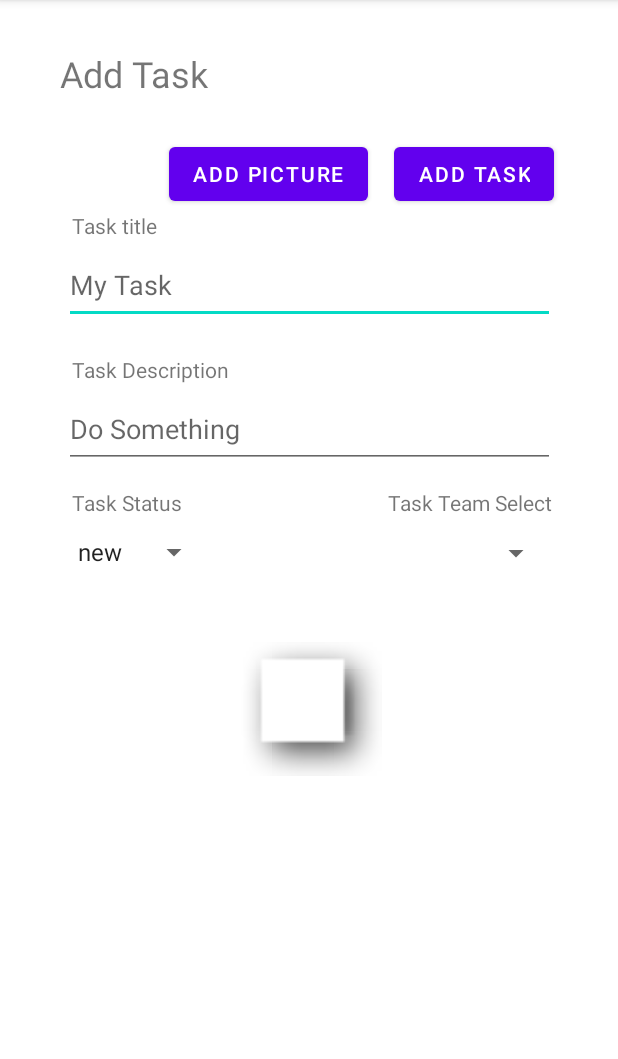
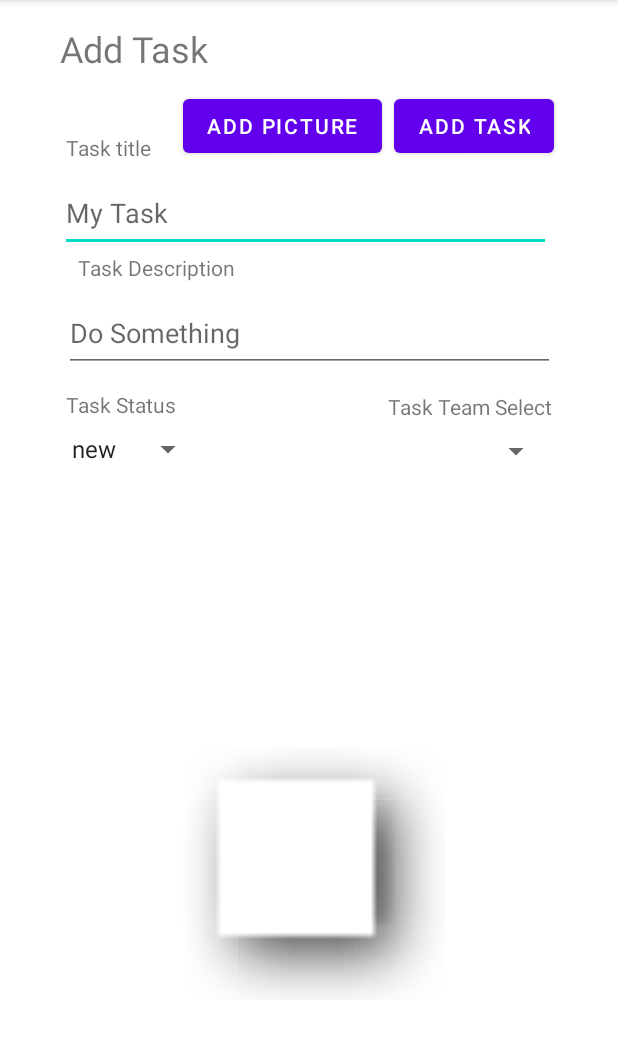
Before and after one commit to PVOBrien/taskmaster, an Android app: the AddTask screen opened directly, with no data from a screen before it, on a phone screen of 412 x 824 dp, the part 84-1143 px from its top. Run offline under Robolectric (Android 15) with nearby library versions, the phone set to English and light mode, and no system bars; our stand-ins replace Room's generated code; libraries missing offline, so code that uses them is left out: com.amazonaws.util, com.amplifyframework.analytics, com.amplifyframework.api, com.amplifyframework.core; pictures from the network do not load; 1 statement that could not run was skipped.

Commit message:
save point

```diff
--- a/app/src/main/java/com/pvobrien/github/taskmaster/AddTask.java
+++ b/app/src/main/java/com/pvobrien/github/taskmaster/AddTask.java
@@ -1,9 +1,14 @@
 package com.pvobrien.github.taskmaster;
 
+import android.Manifest;
 import android.content.Context;
 import android.content.Intent;
+import android.content.pm.PackageManager;
 import android.graphics.Bitmap;
 import android.graphics.BitmapFactory;
+import android.location.Address;
+import android.location.Geocoder;
+import android.location.Location;
 import android.net.Uri;
 import android.os.Build;
 import android.os.Bundle;
@@ -25,6 +30,7 @@ import android.widget.Toast;
 
 import androidx.annotation.RequiresApi;
 import androidx.appcompat.app.AppCompatActivity;
+import androidx.core.app.ActivityCompat;
 import androidx.room.Room;
 
 import com.amazonaws.util.IOUtils;
@@ -34,6 +40,11 @@ import com.amplifyframework.api.graphql.model.ModelQuery;
 import com.amplifyframework.core.Amplify;
 import com.amplifyframework.datastore.generated.model.Task;
 import com.amplifyframework.datastore.generated.model.Team;
+import com.google.android.gms.location.FusedLocationProviderClient;
+import com.google.android.gms.location.LocationCallback;
+import com.google.android.gms.location.LocationRequest;
+import com.google.android.gms.location.LocationResult;
+import com.google.android.gms.location.LocationServices;
 
 import java.io.File;
 import java.io.FileInputStream;
@@ -45,6 +56,8 @@ import java.io.OutputStream;
 import java.nio.file.Files;
 import java.util.ArrayList;
 import java.util.Date;
+import java.util.List;
+import java.util.Locale;
 
 public class AddTask extends AppCompatActivity {
 
@@ -53,6 +66,9 @@ public class AddTask extends AppCompatActivity {
     Handler handleCreation;
     String lastFileIUploaded;
     Uri imageFromIntent;
+    FusedLocationProviderClient fusedLocationProviderClient;
+    Location currentLocation;
+    String addressString;
 
     @Override
     protected void onCreate(Bundle savedInstanceState) {
@@ -64,6 +80,10 @@ public class AddTask extends AppCompatActivity {
 //        yourUniqueDatabase = Room.databaseBuilder(getApplicationContext(), YourUniqueDatabase.class, "taskDatabase") // this YourUniqueDatabase.class is looking for YOUR yourUniqueDatabase class name/potato.
 //                    .allowMainThreadQueries()
 //                    .build();
+
+        askForPermissionToUseLocation();
+        configureLocationServices();
+        locationRequest();
 
         Intent intent = getIntent();
         if (intent.getType() != null) { // https://www.programcreek.com/java-api-examples/?class=android.content.Intent&method=getClipData
@@ -289,4 +309,61 @@ public class AddTask extends AppCompatActivity {
         }
     }
 
+    public void askForPermissionToUseLocation() {
+        String[] permissions = {Manifest.permission.ACCESS_COARSE_LOCATION, Manifest.permission.ACCESS_FINE_LOCATION};
+        requestPermissions(permissions, 2); // Todo: add second param. What is the second param for?
+    }
+
+    public void configureLocationServices(){
+        fusedLocationProviderClient = LocationServices.getFusedLocationProviderClient(this);
+    }
+
+    public void locationRequest() { // follow along from https://github.com/mdomeck/taskmaster/blob/labe-42/app/src/main/java/com/mdomeck/taskmaster/AddTask.java Thanks to mdomeck.
+
+        LocationRequest locationRequest;
+        LocationCallback locationCallback;
+
+        locationRequest = LocationRequest.create();
+        locationRequest.setPriority(LocationRequest.PRIORITY_HIGH_ACCURACY);
+        locationRequest.setInterval(60000);
+
+        locationCallback = new LocationCallback() {
+            @Override
+            public void onLocationResult(LocationResult locationResult) {
+            if (locationResult == null) {
+                return;
+            }
+            currentLocation = locationResult.getLastLocation();
+            Log.i("Amplify.location", "This is the currentLocation: " + currentLocation.toString());
+
+            Geocoder geocoder = new Geocoder(AddTask.this, Locale.getDefault());
+            try {
+                List<Address> addresses = geocoder.getFromLocation(currentLocation.getLatitude(), currentLocation.getLongitude(), 10);
+                addressString = addresses.get(0).getAddressLine(0);
+                Log.i("Amplify.location", "Here's the address: " + addressString);
+            } catch (IOException e) {
+//              e.printStackTrace();
+            }
+            }
+        };
+
+        if (ActivityCompat.checkSelfPermission(this, Manifest.permission.ACCESS_FINE_LOCATION) != PackageManager.PERMISSION_GRANTED && ActivityCompat.checkSelfPermission(this, Manifest.permission.ACCESS_COARSE_LOCATION) != PackageManager.PERMISSION_GRANTED) {
+            Toast t = new Toast(this);
+            t.setText("Please check your permissions");
+            t.setDuration(Toast.LENGTH_LONG);
+            t.show();
+            return;
+        }
+
+        fusedLocationProviderClient.requestLocationUpdates(locationRequest, locationCallback, getMainLooper());
+    }
+
 }
+
+// public void askForLocation(){
+// locationProviderClient.getLastLocation()
+// .addonSuccessListener(location -> Log.i()
+// .addonFailureListener(error -> Log.e()
+// .addOnCanceledListener(() -> Log.e())
+// .addOnCompleteListener(complete -> Log.i
+// }
--- a/app/src/main/res/layout/add_task.xml
+++ b/app/src/main/res/layout/add_task.xml
@@ -4,16 +4,6 @@
     xmlns:tools="http://schemas.android.com/tools"
     android:layout_width="match_parent"
     android:layout_height="match_parent">
-
-    <TextView
-        android:id="@+id/taskStatustext"
-        android:layout_width="wrap_content"
-        android:layout_height="wrap_content"
-        android:layout_marginStart="48dp"
-        android:layout_marginTop="13dp"
-        android:text="Task Status"
-        app:layout_constraintStart_toStartOf="parent"
-        app:layout_constraintTop_toBottomOf="@+id/taskDetails" />
 
     <TextView
         android:id="@+id/addTaskTv"
@@ -25,13 +15,13 @@
         app:layout_constraintBottom_toBottomOf="parent"
         app:layout_constraintLeft_toLeftOf="parent"
         app:layout_constraintTop_toTopOf="parent"
-        app:layout_constraintVertical_bias="0.044" />
+        app:layout_constraintVertical_bias="0.022" />
 
     <Button
         android:id="@+id/addTaskButton"
         android:layout_width="wrap_content"
         android:layout_height="wrap_content"
-        android:layout_marginTop="92dp"
+        android:layout_marginTop="60dp"
         android:text="Add Task"
         app:layout_constraintEnd_toEndOf="parent"
         app:layout_constraintHorizontal_bias="0.743"
@@ -42,38 +32,39 @@
         android:id="@+id/taskName"
         android:layout_width="327dp"
         android:layout_height="52dp"
-        android:layout_marginTop="164dp"
+        android:layout_marginTop="116dp"
         android:hint="My Task"
         app:layout_constraintEnd_toEndOf="parent"
+        app:layout_constraintHorizontal_bias="0.476"
         app:layout_constraintStart_toStartOf="parent"
         app:layout_constraintTop_toTopOf="parent" />
+
+    <TextView
+        android:id="@+id/textView4"
+        android:layout_width="wrap_content"
+        android:layout_height="wrap_content"
+        android:layout_marginStart="44dp"
+        android:layout_marginBottom="8dp"
+        android:text="Task title"
+        app:layout_constraintBottom_toTopOf="@+id/taskName"
+        app:layout_constraintStart_toStartOf="parent" />
 
     <com.google.android.material.textfield.TextInputEditText
         android:id="@+id/taskDetails"
         android:layout_width="327dp"
         android:layout_height="52dp"
-        android:layout_marginTop="44dp"
+        android:layout_marginTop="28dp"
         android:hint="Do Something"
         app:layout_constraintEnd_toEndOf="parent"
         app:layout_constraintStart_toStartOf="parent"
         app:layout_constraintTop_toBottomOf="@+id/taskName" />
 
     <TextView
-        android:id="@+id/textView4"
-        android:layout_width="wrap_content"
-        android:layout_height="wrap_content"
-        android:layout_marginStart="48dp"
-        android:layout_marginBottom="4dp"
-        android:text="Task title"
-        app:layout_constraintBottom_toTopOf="@+id/taskName"
-        app:layout_constraintStart_toStartOf="parent" />
-
-    <TextView
         android:id="@+id/textView5"
         android:layout_width="wrap_content"
         android:layout_height="wrap_content"
-        android:layout_marginStart="48dp"
-        android:layout_marginBottom="4dp"
+        android:layout_marginStart="52dp"
+        android:layout_marginBottom="8dp"
         android:text="Task Description"
         app:layout_constraintBottom_toTopOf="@+id/taskDetails"
         app:layout_constraintStart_toStartOf="parent" />
@@ -92,7 +83,7 @@
         android:id="@+id/teamSpinner"
         android:layout_width="141dp"
         android:layout_height="24dp"
-        android:layout_marginTop="12dp"
+        android:layout_marginTop="8dp"
         android:layout_marginEnd="44dp"
         app:layout_constraintEnd_toEndOf="parent"
         app:layout_constraintTop_toBottomOf="@+id/TeamSelectText" />
@@ -101,18 +92,27 @@
         android:id="@+id/statusSpinner"
         android:layout_width="96dp"
         android:layout_height="24dp"
-        android:layout_marginStart="44dp"
-        android:layout_marginTop="11dp"
+        android:layout_marginStart="40dp"
+        android:layout_marginTop="8dp"
         app:layout_constraintStart_toStartOf="parent"
         app:layout_constraintTop_toBottomOf="@+id/taskStatustext" />
 
+    <TextView
+        android:id="@+id/taskStatustext"
+        android:layout_width="wrap_content"
+        android:layout_height="wrap_content"
+        android:layout_marginStart="44dp"
+        android:layout_marginTop="12dp"
+        android:text="Task Status"
+        app:layout_constraintStart_toStartOf="parent"
+        app:layout_constraintTop_toBottomOf="@+id/taskDetails" />
+
     <ImageView
         android:id="@+id/uploadedPic"
-        android:layout_width="98dp"
-        android:layout_height="89dp"
-        android:layout_marginTop="116dp"
+        android:layout_width="181dp"
+        android:layout_height="277dp"
+        android:layout_marginTop="196dp"
         app:layout_constraintEnd_toEndOf="parent"
-        app:layout_constraintHorizontal_bias="0.5"
         app:layout_constraintStart_toStartOf="parent"
         app:layout_constraintTop_toBottomOf="@+id/taskDetails"
         app:srcCompat="@android:drawable/picture_frame" />
@@ -121,8 +121,8 @@
         android:id="@+id/addPicture_addTaskView"
         android:layout_width="wrap_content"
         android:layout_height="wrap_content"
-        android:layout_marginTop="92dp"
-        android:layout_marginEnd="17dp"
+        android:layout_marginTop="60dp"
+        android:layout_marginEnd="8dp"
         android:text="Add Picture"
         app:layout_constraintEnd_toStartOf="@+id/addTaskButton"
         app:layout_constraintTop_toTopOf="parent" />
```
Also changed, not shown: app/src/main/java/com/pvobrien/github/taskmaster/MainActivity.java (+13 -20 lines), app/src/main/java/com/pvobrien/github/taskmaster/TaskDetail.java (+18 -0 lines), app/src/main/res/layout/activity_task_detail.xml (+26 -5 lines), 1 other file.
